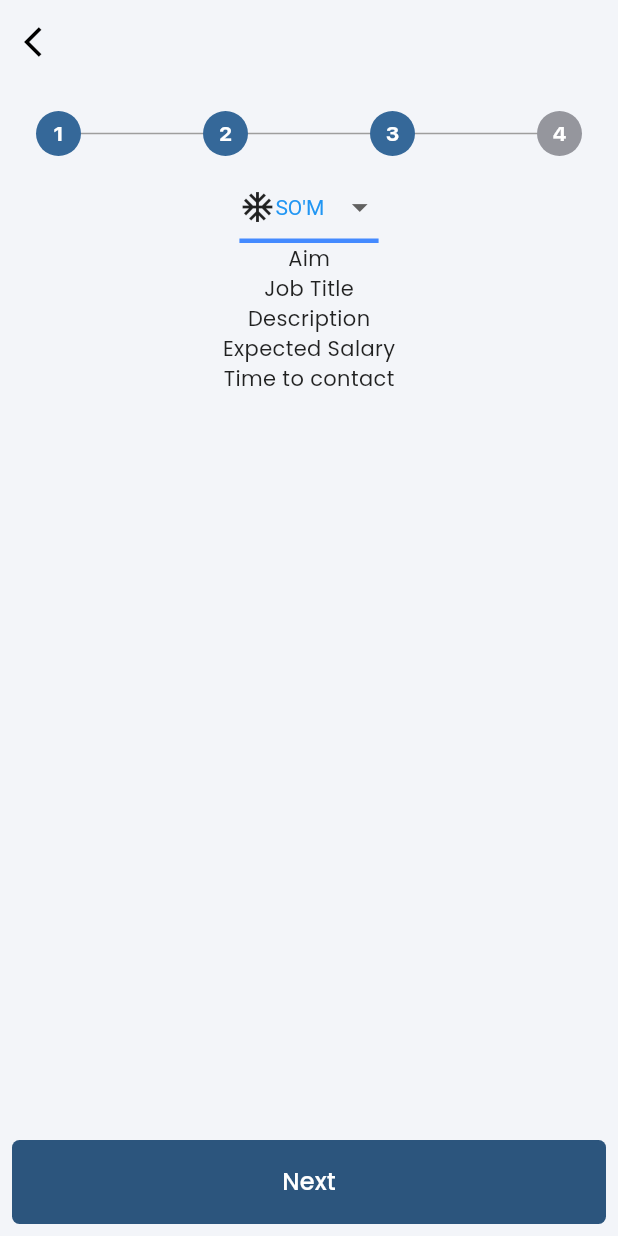
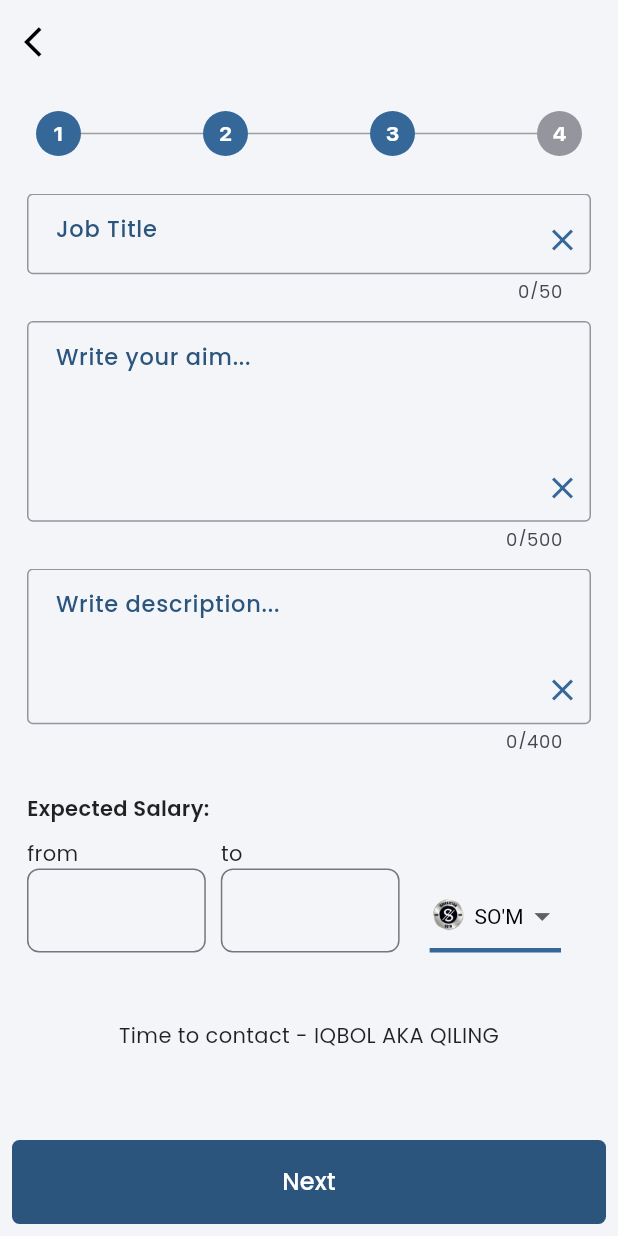
Before and after one commit to muhiddin0888/ish_top, a Flutter app: the AddAnnouncementPage screen opened directly, swiped to page 3, on a phone screen of 412 x 824 dp. Run offline on Flutter 3.47's test engine with Material 2 defaults, Android fonts, the phone set to English and light mode, and no system bars; our stand-ins replace bloc, cloud_firestore, equatable, file_picker, firebase_auth, firebase_core and 10 more; missing offline and left inert: firebase_auth_platform_interface; accounts and stored records are empty; network calls fail; project files that could hold a hidden picture were left out.

Commit message:
Ibrokhim's task completed

```diff
--- a/lib/ui/tab_box/announcements/add_announcement/pages/ann_fields_three.dart
+++ b/lib/ui/tab_box/announcements/add_announcement/pages/ann_fields_three.dart
@@ -1,5 +1,8 @@
 import 'package:flutter/material.dart';
+import 'package:ish_top/ui/tab_box/announcements/add_announcement/pages/widgets/comment_input_componenet.dart';
 import 'package:ish_top/ui/widgets/selectable_field.dart';
+import 'package:ish_top/utils/color.dart';
+import 'package:ish_top/utils/my_utils.dart';
 
 class AnnFieldsThree extends StatefulWidget {
   const AnnFieldsThree({Key? key}) : super(key: key);
@@ -9,21 +12,152 @@ class AnnFieldsThree extends StatefulWidget {
 }
 
 class _AnnFieldsThreeState extends State<AnnFieldsThree> {
+  final titleC = TextEditingController();
+  final aimC = TextEditingController();
+  final descC = TextEditingController();
+  final fromC = TextEditingController();
+  final toC = TextEditingController();
+
+  final titleF = FocusNode();
+  final aimF = FocusNode();
+  final descF = FocusNode();
+  final fromF = FocusNode();
+  final toF = FocusNode();
+
   @override
   Widget build(BuildContext context) {
-    return Column(
-      children: [
-        SelectableField(
-            items: ["SO'M", "USD", "RUR", "EUR", "LIRA", "WON", "TENGE"],
-            onChanged: (value) {
-              print(value);
-            }),
-        Text("Aim"),
-        Text("Job Title"),
-        Text("Description"),
-        Text("Expected Salary"),
-        Text("Time to contact"),
-      ],
+    return SingleChildScrollView(
+      physics: const BouncingScrollPhysics(),
+      padding: const EdgeInsets.symmetric(horizontal: 10),
+      child: Column(
+        children: [
+          const SizedBox(height: 15),
+          CommentInputComponent(
+            height: 70,
+            maxLength: 50,
+            onSubmitted: (v) {
+              MyUtils.fieldFocusChange(context, titleF, aimF);
+            },
+            hintText: "Job Title",
+            onChanged: (text) {},
+            commentFocusNode: titleF,
+            textEditingController: titleC,
+            textButton: IconButton(
+              onPressed: () {
+                titleC.clear();
+              },
+              icon: const Icon(Icons.clear, color: MyColors.C_356899),
+            ),
+          ),
+          const SizedBox(height: 15),
+          CommentInputComponent(
+            height: 150,
+            onSubmitted: (v) {
+              MyUtils.fieldFocusChange(context, aimF, descF);
+            },
+            hintText: "Write your aim...",
+            maxLength: 500,
+            onChanged: (text) {},
+            commentFocusNode: aimF,
+            textEditingController: aimC,
+            textButton: IconButton(
+              onPressed: () {
+                aimC.clear();
+              },
+              icon: const Icon(Icons.clear, color: MyColors.C_356899),
+            ),
+          ),
+          const SizedBox(height: 15),
+          CommentInputComponent(
+            height: 120,
+            hintText: "Write description...",
+            maxLength: 400,
+            onSubmitted: (v) {
+              descF.unfocus();
+            },
+            onChanged: (text) {},
+            commentFocusNode: descF,
+            textEditingController: descC,
+            textButton: IconButton(
+              onPressed: () {
+                descC.clear();
+              },
+              icon: const Icon(Icons.clear, color: MyColors.C_356899),
+            ),
+          ),
+          const SizedBox(height: 20),
+          const Padding(
+            padding: EdgeInsets.symmetric(vertical: 10),
+            child: Align(
+              alignment: Alignment.centerLeft,
+              child: Text("Expected Salary:",
+                  style: TextStyle(fontWeight: FontWeight.w600)),
+            ),
+          ),
+          Row(
+            crossAxisAlignment: CrossAxisAlignment.end,
+            children: [
+              Expanded(
+                child: Column(
+                  crossAxisAlignment: CrossAxisAlignment.start,
+                  children: [
+                    const Text("from"),
+                    TextField(
+                      controller: fromC,
+                      focusNode: fromF,
+                      onSubmitted: (v) {
+                        MyUtils.fieldFocusChange(context, fromF, toF);
+                      },
+                      cursorColor: MyColors.C_356899,
+                      keyboardType: TextInputType.number,
+                      decoration: InputDecoration(
+                        focusedBorder: OutlineInputBorder(
+                          borderSide: const BorderSide(
+                              color: MyColors.C_356899, width: 2),
+                          borderRadius: BorderRadius.circular(8),
+                        ),
+                      ),
+                    ),
+                  ],
+                ),
+              ),
+              const SizedBox(width: 10),
+              Expanded(
+                child: Column(
+                  crossAxisAlignment: CrossAxisAlignment.start,
+                  children: [
+                    const Text("to"),
+                    TextField(
+                      controller: toC,
+                      focusNode: toF,
+                      onSubmitted: (v) {
+                        toF.unfocus();
+                      },
+                      cursorColor: MyColors.C_356899,
+                      keyboardType: TextInputType.number,
+                      decoration: InputDecoration(
+                        focusedBorder: OutlineInputBorder(
+                          borderSide: const BorderSide(
+                              color: MyColors.C_356899, width: 2),
+                          borderRadius: BorderRadius.circular(8),
+                        ),
+                      ),
+                    ),
+                  ],
+                ),
+              ),
+              const SizedBox(height: 18),
+              SelectableField(
+                items: const ["SO'M", "USD", "RUB"],
+                onChanged: (value) {},
+              ),
+            ],
+          ),
+          const SizedBox(height: 25),
+          const SizedBox(height: 20),
+          const Text("Time to contact - IQBOL AKA QILING"),
+        ],
+      ),
     );
   }
 }
--- a/lib/ui/tab_box/announcements/add_announcement/pages/ann_fields_two.dart
+++ b/lib/ui/tab_box/announcements/add_announcement/pages/ann_fields_two.dart
@@ -195,7 +195,8 @@ class _AnnFieldsTwoState extends State<AnnFieldsTwo> {
         ),
         SizedBox(height: 10),
         CommentInputComponent(
-          commentText: (String value) {},
+          hintText: "Ma'lumot kiriting",
+          onChanged: (String value) {},
           commentFocusNode: FocusNode(),
           textEditingController: textEditingController,
           textButton: TextButton(
--- a/lib/ui/tab_box/announcements/add_announcement/pages/widgets/comment_input_componenet.dart
+++ b/lib/ui/tab_box/announcements/add_announcement/pages/widgets/comment_input_componenet.dart
@@ -1,55 +1,61 @@
-// ignore_for_file: prefer_const_constructors
+import 'package:flutter/gestures.dart';
 import 'package:flutter/material.dart';
 import 'package:ish_top/utils/color.dart';
-import 'package:ish_top/utils/style.dart';
 
-//Tozalash degan button qo'shdim, null qib berganman xolaselar ishlatib ko'rilar kerak bo'lib qosa
 class CommentInputComponent extends StatelessWidget {
   const CommentInputComponent({
     Key? key,
-    required this.commentText,
+    required this.onChanged,
     required this.commentFocusNode,
+    required this.hintText,
     this.textEditingController,
     this.textButton,
+    this.height,
+    this.maxLength,
+    this.onSubmitted,
   }) : super(key: key);
-  final ValueChanged<String> commentText;
+  final ValueChanged<String> onChanged;
   final FocusNode commentFocusNode;
   final TextEditingController? textEditingController;
   final Widget? textButton;
+  final String hintText;
+  final double? height;
+  final int? maxLength;
+  final ValueChanged<String>? onSubmitted;
 
   @override
   Widget build(BuildContext context) {
     return SizedBox(
-      height: 180,
+      height: height,
+      width: double.infinity,
       child: Stack(children: [
         TextField(
+          onSubmitted: onSubmitted,
+          textAlignVertical: TextAlignVertical.top,
           controller: textEditingController,
           expands: true,
+          dragStartBehavior: DragStartBehavior.down,
           minLines: null,
           maxLines: null,
           textInputAction: TextInputAction.done,
-          // focusNode: commentFocusNode,
-
+          focusNode: commentFocusNode,
           keyboardType: TextInputType.text,
-          style: TextStyle(fontSize: 16, color: MyColors.black),
-          onChanged: commentText,
+          style: const TextStyle(fontSize: 16, color: MyColors.black, fontWeight: FontWeight.w500),
+          onChanged: onChanged,
+          maxLength: maxLength,
           decoration: InputDecoration(
             border: InputBorder.none,
-            focusedBorder: OutlineInputBorder(
-                borderSide: BorderSide(color: MyColors.C_2C557D, width: 2)),
-            enabledBorder: OutlineInputBorder(
-                borderSide: BorderSide(color: MyColors.C_95969D)),
+            focusedBorder: const OutlineInputBorder(borderSide: BorderSide(color: MyColors.C_2C557D, width: 2)),
+            enabledBorder: const OutlineInputBorder(borderSide: BorderSide(color: MyColors.C_95969D)),
             errorBorder: InputBorder.none,
             disabledBorder: InputBorder.none,
-            contentPadding:
-                const EdgeInsets.only(left: 15, bottom: 11, top: 11, right: 15),
-            hintText: "Ma'lumot kiriting",
-            hintStyle: MyTextStyle.sfProMedium
-                .copyWith(fontSize: 16, color: MyColors.C_2C557D),
+            contentPadding: const EdgeInsets.only(left: 15, bottom: 11, top: 11, right: 15),
+            hintText: hintText,
+            hintStyle: const TextStyle(fontSize: 15, color: MyColors.C_2C557D),
           ),
           cursorColor: MyColors.C_2C557D,
         ),
-        Align(alignment: Alignment.topRight, child: textButton ?? SizedBox()),
+        Positioned(bottom: 15, right: -5, child: textButton ?? const SizedBox()),
       ]),
     );
   }
--- a/lib/ui/widgets/selectable_field.dart
+++ b/lib/ui/widgets/selectable_field.dart
@@ -1,4 +1,6 @@
 import 'package:flutter/material.dart';
+import 'package:ish_top/utils/color.dart';
+import 'package:ish_top/utils/icon.dart';
 
 class SelectableField extends StatefulWidget {
   const SelectableField({
@@ -16,6 +18,7 @@ class SelectableField extends StatefulWidget {
 
 class _SelectableFieldState extends State<SelectableField> {
   String currentValue = "";
+  List<String> currencyIcons = [MyIcons.som, MyIcons.usd, MyIcons.rubl];
 
   @override
   void initState() {
@@ -26,20 +29,16 @@ class _SelectableFieldState extends State<SelectableField> {
   @override
   Widget build(BuildContext context) {
     return Padding(
-      padding: EdgeInsets.symmetric(horizontal: 20),
-      child: DropdownButton<String>(
+      padding: const EdgeInsets.symmetric(horizontal: 20),
+      child: DropdownButton(
         value: currentValue,
-        //isExpanded: true,
         dropdownColor: Colors.white,
         icon: const Icon(Icons.arrow_drop_down),
         iconSize: 25,
-        elevation: 16,
+        elevation: 0,
         itemHeight: null,
-        style: const TextStyle(color: Colors.blue),
-        underline: Container(
-          height: 3,
-          color: Colors.blueAccent,
-        ),
+        style: const TextStyle(color: Colors.black),
+        underline: Container(height: 3, color: MyColors.C_356899),
         onChanged: (newValue) {
           widget.onChanged.call(newValue!);
           setState(() {
@@ -49,12 +48,17 @@ class _SelectableFieldState extends State<SelectableField> {
         items: List.generate(
           widget.items.length,
           (index) {
-            var val = widget.items[index];
-            return DropdownMenuItem<String>(
-              value: val,
-              child: Row(children: [
-                Icon(Icons.ac_unit),Text(val)
-              ],),
+            var currency = widget.items[index];
+            return DropdownMenuItem(
+              value: currency,
+              child: Row(
+                mainAxisSize: MainAxisSize.min,
+                children: [
+                  Image.asset(currencyIcons[index], width: 25, height: 25, fit: BoxFit.cover),
+                  const SizedBox(width: 5),
+                  Text(currency),
+                ],
+              ),
             );
           },
         ),
--- a/lib/utils/icon.dart
+++ b/lib/utils/icon.dart
@@ -1,6 +1,10 @@
 class MyIcons {
   //.png files
   static const findJob = "assets/images/find_job.png";
+
+  static const som = "assets/images/som.png";
+  static const usd = "assets/images/usd.png";
+  static const rubl = "assets/images/rubl.png";
 
   static const boardingImage1 = "assets/images/img.png";
   static const boardingImage2 = "assets/images/img_1.png";
--- a/lib/utils/my_utils.dart
+++ b/lib/utils/my_utils.dart
@@ -35,8 +35,7 @@ class MyUtils {
         });
   }
 
-  static void fieldFocusChange(
-      BuildContext context, FocusNode currentFocus, FocusNode nextFocus) {
+  static void fieldFocusChange(BuildContext context, FocusNode currentFocus, FocusNode nextFocus) {
     currentFocus.unfocus();
     FocusScope.of(context).requestFocus(nextFocus);
   }
```
Also changed, not shown: assets/images/rubl.png (added), assets/images/som.png (added), assets/images/usd.png (added), 1 other file.
